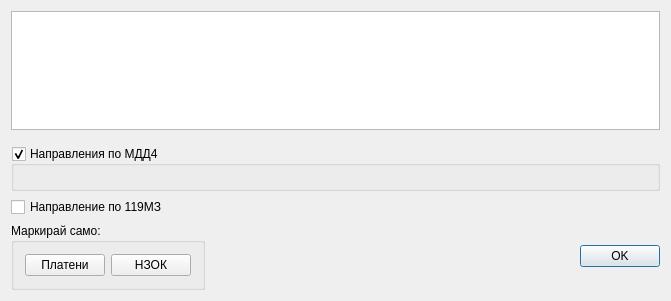
The window that src/View/Widgets/ProcedurePrintSelectDialog.ui (thefinalcutbg/DinoDent) describes before a commit, drawn with Qt 5.
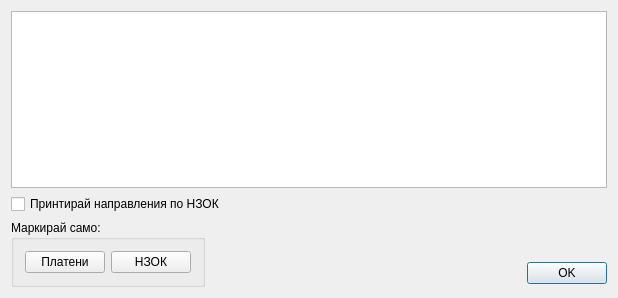
The same window after the commit.

Patch:
```diff
--- a/src/View/Widgets/ProcedurePrintSelectDialog.ui
+++ b/src/View/Widgets/ProcedurePrintSelectDialog.ui
@@ -9,8 +9,8 @@
    <rect>
     <x>0</x>
     <y>0</y>
-    <width>671</width>
-    <height>301</height>
+    <width>618</width>
+    <height>298</height>
    </rect>
   </property>
   <property name="minimumSize">
@@ -28,58 +28,17 @@
   <property name="windowTitle">
    <string>ProcedurePrintSelectDialog</string>
   </property>
-  <layout class="QVBoxLayout" name="verticalLayout_2">
+  <layout class="QVBoxLayout" name="verticalLayout_3">
    <item>
     <widget class="QTableView" name="tableView"/>
    </item>
    <item>
-    <layout class="QHBoxLayout" name="horizontalLayout_4">
-     <property name="topMargin">
-      <number>10</number>
-     </property>
-     <item>
-      <widget class="QGroupBox" name="mdd4group">
-       <property name="sizePolicy">
-        <sizepolicy hsizetype="Preferred" vsizetype="Expanding">
-         <horstretch>0</horstretch>
-         <verstretch>0</verstretch>
-        </sizepolicy>
-       </property>
-       <property name="title">
-        <string>Направления по МДД4</string>
-       </property>
-       <property name="checkable">
-        <bool>true</bool>
-       </property>
-       <layout class="QHBoxLayout" name="horizontalLayout_3">
-        <item>
-         <layout class="QVBoxLayout" name="mdd4Layout"/>
-        </item>
-       </layout>
-      </widget>
-     </item>
-    </layout>
-   </item>
-   <item>
-    <widget class="QCheckBox" name="mh119check">
+    <widget class="QCheckBox" name="referralCheck">
      <property name="text">
-      <string>Направление по 119МЗ</string>
+      <string>Принтирай направления по НЗОК</string>
      </property>
     </widget>
    </item>
-   <item>
-    <spacer name="verticalSpacer_2">
-     <property name="orientation">
-      <enum>Qt::Vertical</enum>
-     </property>
-     <property name="sizeHint" stdset="0">
-      <size>
-       <width>20</width>
-       <height>0</height>
-      </size>
-     </property>
-    </spacer>
-   </item>
    <item>
     <layout class="QHBoxLayout" name="horizontalLayout_2">
      <item>
@@ -87,6 +46,8 @@
        <property name="title">
         <string>Маркирай само:</string>
        </property>
+       <layout class="QVBoxLayout" name="verticalLayout">
+        <item>
        <layout class="QHBoxLayout" name="horizontalLayout">
         <item>
          <widget class="QPushButton" name="paidButton">
@@ -109,6 +70,8 @@
          </widget>
         </item>
        </layout>
+        </item>
+       </layout>
       </widget>
      </item>
      <item>
@@ -125,7 +88,7 @@
       </spacer>
      </item>
      <item>
-      <layout class="QVBoxLayout" name="verticalLayout">
+      <layout class="QVBoxLayout" name="verticalLayout_2">
        <item>
         <spacer name="verticalSpacer">
          <property name="orientation">
@@ -137,7 +100,7 @@
          <property name="sizeHint" stdset="0">
           <size>
            <width>20</width>
-           <height>0</height>
+           <height>40</height>
           </size>
          </property>
         </spacer>
```
Lines whose indentation alone changed are shown as unchanged.
